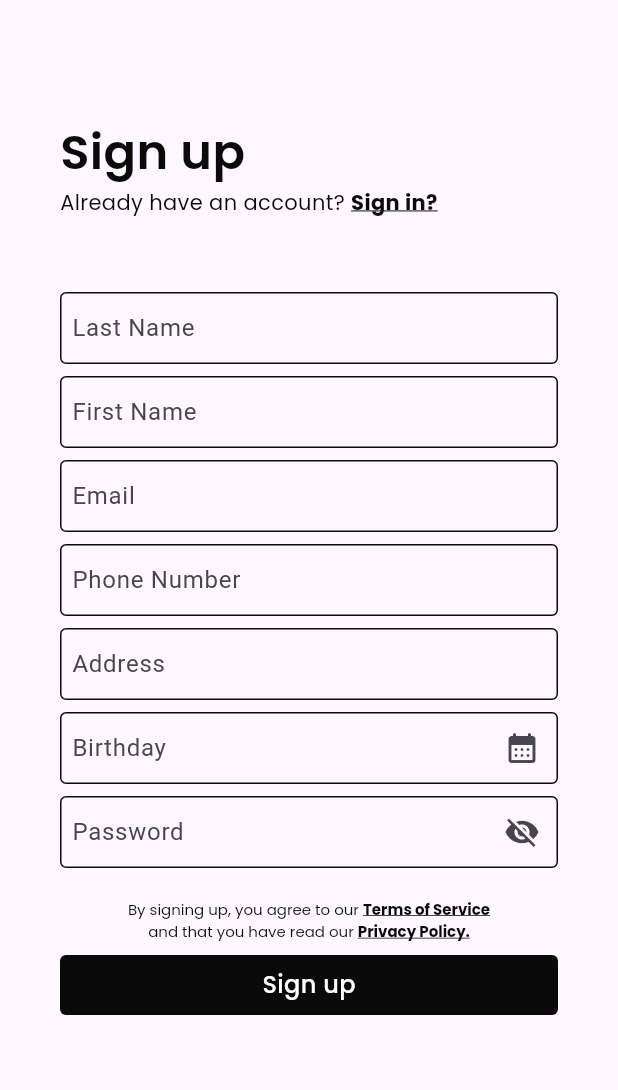
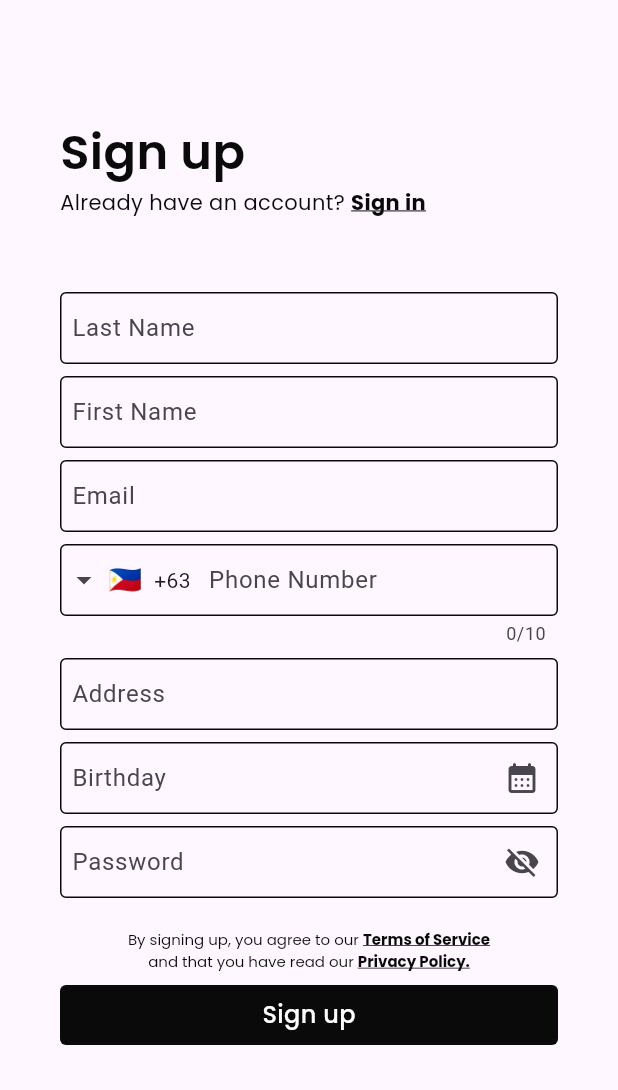
Before and after one commit to KapOllie/AdditionHills, a Flutter app: the SignupPage screen opened directly, on a phone screen of 412 x 824 dp, the part 146-1236 px from its top. Run offline on Flutter 3.47's test engine with Material 3 defaults, Android fonts, the phone set to English and light mode, and no system bars; drawn by our look-alikes of intl_phone_field; our stand-ins replace google_fonts.

Commit message:
4th Commit

```diff
--- /dev/null
+++ b/lib/controllers/controllers.dart
@@ -0,0 +1,14 @@
+import 'package:flutter/material.dart';
+
+class SignupControllers {
+  static var lastNameController = TextEditingController();
+  static final TextEditingController firstNameController =
+      TextEditingController();
+  static final TextEditingController emailController = TextEditingController();
+  static final TextEditingController phoneNumberController =
+      TextEditingController();
+  static final TextEditingController addressController =
+      TextEditingController();
+  static final TextEditingController birthdayController =
+      TextEditingController();
+}
--- a/lib/pages/signup_page.dart
+++ b/lib/pages/signup_page.dart
@@ -1,8 +1,11 @@
+import 'package:flutter/cupertino.dart';
+import 'package:flutter/material.dart';
+import 'package:flutter_addition_hills/utils/exports.dart';
+import 'package:intl_phone_field/intl_phone_field.dart';
+import 'package:google_fonts/google_fonts.dart';
 import 'package:flutter/gestures.dart';
-import 'package:flutter/material.dart';
-import 'package:flutter_addition_hills/user_side/sign_up/components/password_textfield.dart';
-import 'package:flutter_addition_hills/user_side/sign_up/components/without_icon_textfield.dart';
-import 'package:google_fonts/google_fonts.dart';
+
+final _formKey = GlobalKey<FormState>();
 
 class SignupPage extends StatefulWidget {
   const SignupPage({super.key});
@@ -11,11 +14,50 @@ class SignupPage extends StatefulWidget {
   State<SignupPage> createState() => _SignupPageState();
 }
 
-void onPressed() {
-  debugPrint('Calendar');
+class _SignupPageState extends State<SignupPage> {
+  String? _fname = '';
+  TextEditingController _myController = TextEditingController();
+  TextEditingController _myPhoneController = TextEditingController();
+  TextEditingController _dobController = TextEditingController();
+
+  @override
+  void dispose() {
+    _myController.dispose();
+    _dobController.dispose(); // Dispose of the date of birth controller
+    super.dispose();
   }
 
-class _SignupPageState extends State<SignupPage> {
+  void _showDatePicker() {
+    showCupertinoModalPopup(
+      context: context,
+      builder: (context) => CupertinoActionSheet(
+        title: const Text('Select your birthday'),
+        actions: <Widget>[
+          SizedBox(
+            height: 200,
+            child: CupertinoDatePicker(
+              mode: CupertinoDatePickerMode.date,
+              onDateTimeChanged: (DateTime newDateTime) {
+                setState(() {
+                  _dobController.text = newDateTime
+                      .toLocal()
+                      .toString()
+                      .split(' ')[0]; // Format as YYYY-MM-DD
+                });
+              },
+            ),
+          ),
+        ],
+        cancelButton: CupertinoActionSheetAction(
+          child: const Text('Cancel'),
+          onPressed: () {
+            Navigator.pop(context);
+          },
+        ),
+      ),
+    );
+  }
+
   @override
   Widget build(BuildContext context) {
     return Scaffold(
@@ -28,7 +70,6 @@ class _SignupPageState extends State<SignupPage> {
                 alignment: Alignment.center,
                 height: 80,
                 width: double.infinity,
-                // color: Colors.amberAccent,
                 child: Text(
                   textAlign: TextAlign.center,
                   'Logo Name',
@@ -40,10 +81,9 @@ class _SignupPageState extends State<SignupPage> {
                   )),
                 ),
               ),
-              const SizedBox(height: 56),
+              SizedBox(height: 56),
               Container(
                 padding: const EdgeInsets.symmetric(horizontal: 16),
-                // color: Colors.amber.shade200,
                 height: 100,
                 width: double.infinity,
                 child: Column(
@@ -70,7 +110,7 @@ class _SignupPageState extends State<SignupPage> {
                               fontWeight: FontWeight.normal),
                         ),
                         TextSpan(
-                          text: 'Sign in?',
+                          text: 'Sign in',
                           style: GoogleFonts.poppins(
                               textStyle: const TextStyle(
                                   color: Color(0xff0a0a0a), fontSize: 14),
@@ -78,7 +118,7 @@ class _SignupPageState extends State<SignupPage> {
                               decoration: TextDecoration.underline),
                           recognizer: TapGestureRecognizer()
                             ..onTap = () {
-                              // Navigate to Sign in Page
+                              Navigator.pushNamed(context, '/loginPage');
                             },
                         ),
                       ])),
@@ -92,35 +132,76 @@ class _SignupPageState extends State<SignupPage> {
               Container(
                 padding:
                     const EdgeInsets.symmetric(horizontal: 16, vertical: 8),
-                // color: Colors.amberAccent,
                 height: 600,
                 child: Form(
+                    key: _formKey,
                     child: Column(
                       children: [
-                    const WithoutIconTextfield(
+                        WithoutIconTextfield(
                           hintText: 'Last Name',
                           labelText: 'Last Name',
+                          controller: _myController,
+                          validator: (val) {
+                            if (val != null && !val.isValidName) {
+                              return "Enter a valid last name";
+                            }
+                            return null;
+                          },
                         ),
-                    const WithoutIconTextfield(
+                        WithoutIconTextfield(
                           hintText: 'First Name',
                           labelText: 'First Name',
+                          controller: SignupControllers.firstNameController,
+                          validator: (val) {
+                            if (val != null && !val.isValidName) {
+                              return "Enter a valid first name";
+                            }
+                            return null;
+                          },
                         ),
-                    const WithoutIconTextfield(
+                        WithoutIconTextfield(
                           hintText: 'Email',
                           labelText: 'Email',
+                          controller: SignupControllers.emailController,
+                          validator: (val) {
+                            if (val != null && !val.isValidEmail) {
+                              return "Enter a valid email";
+                            }
+                            return null;
+                          },
                         ),
-                    const WithoutIconTextfield(
-                      hintText: 'Phone Number',
+                        Container(
+                          margin: const EdgeInsets.symmetric(vertical: 4),
+                          child: IntlPhoneField(
+                            decoration: const InputDecoration(
                               labelText: 'Phone Number',
+                              focusedBorder: OutlineInputBorder(
+                                  borderSide: BorderSide(
+                                      color: Color(0xff0a0a0a), width: 1.5)),
+                              border: OutlineInputBorder(),
+                              contentPadding: EdgeInsets.symmetric(
+                                  horizontal: 4, vertical: 10),
+                              enabledBorder: OutlineInputBorder(
+                                  borderSide: BorderSide(
+                                      color: Color(0xff0a0a0a), width: 1)),
                             ),
-                    const WithoutIconTextfield(
+                            initialCountryCode: 'PH',
+                            onChanged: (phone) {
+                              print(phone.completeNumber);
+                            },
+                          ),
+                        ),
+                        WithoutIconTextfield(
                           hintText: 'Barangay/City/Province',
                           labelText: 'Address',
+                          controller: SignupControllers.addressController,
                         ),
                         Container(
                           margin: const EdgeInsets.symmetric(vertical: 4),
                           child: TextFormField(
-                        decoration: const InputDecoration(
+                            controller: _dobController,
+                            readOnly: true,
+                            decoration: InputDecoration(
                                 hintText: 'Birthday',
                                 labelText: 'Birthday',
                                 focusedBorder: OutlineInputBorder(
@@ -133,9 +214,8 @@ class _SignupPageState extends State<SignupPage> {
                                     borderSide: BorderSide(
                                         color: Color(0xff0a0a0a), width: 1)),
                                 suffixIcon: InkWell(
-                              child: IconButton(
-                                  onPressed: onPressed,
-                                  icon: Icon(Icons.calendar_month_rounded)),
+                                  onTap: _showDatePicker,
+                                  child: Icon(Icons.calendar_month_rounded),
                                 )),
                           ),
                         ),
@@ -160,7 +240,8 @@ class _SignupPageState extends State<SignupPage> {
                                             color: Color(0xff0a0a0a),
                                             fontSize: 10,
                                             fontWeight: FontWeight.bold,
-                                        decoration: TextDecoration.underline))),
+                                            decoration:
+                                                TextDecoration.underline))),
                                 TextSpan(
                                     text: '\nand that you have read our ',
                                     style: GoogleFonts.poppins(
@@ -176,24 +257,32 @@ class _SignupPageState extends State<SignupPage> {
                                             color: Color(0xff0a0a0a),
                                             fontSize: 10,
                                             fontWeight: FontWeight.bold,
-                                        decoration: TextDecoration.underline)))
+                                            decoration:
+                                                TextDecoration.underline)))
                               ])),
                         ),
-                    Container(
+                        InkWell(
+                          onTap: () {
+                            _formKey.currentState!.validate();
+                            // Make sure _fname is not null
+                          },
+                          child: Container(
                             margin: const EdgeInsets.symmetric(vertical: 4),
                             height: 40,
                             alignment: Alignment.center,
                             width: double.infinity,
                             decoration: const BoxDecoration(
                                 color: Color(0xff0a0a0a),
-                          borderRadius: BorderRadius.all(Radius.circular(4))),
+                                borderRadius:
+                                    BorderRadius.all(Radius.circular(4))),
                             child: Text(
                               'Sign up',
                               style: GoogleFonts.poppins(
                                   textStyle: const TextStyle(
                                       fontSize: 16,
-                                color: Color(0xfffffffff),
+                                      color: Color(0xffffffff),
                                       fontWeight: FontWeight.w500)),
+                            ),
                           ),
                         )
                       ],
--- a/lib/user_side/sign_up/components/without_icon_textfield.dart
+++ b/lib/user_side/sign_up/components/without_icon_textfield.dart
@@ -1,22 +1,24 @@
 import 'package:flutter/material.dart';
 
 class WithoutIconTextfield extends StatelessWidget {
-  const WithoutIconTextfield({
-    super.key,
-    required this.hintText,
-    required this.labelText,
-    this.initialValue,
-  });
+  const WithoutIconTextfield(
+      {super.key,
+      required this.hintText,
+      required this.labelText,
+      this.controller,
+      this.validator});
+
+  final String? Function(String?)? validator;
   final String hintText;
   final String labelText;
-  final String? initialValue;
+  final TextEditingController? controller;
 
   @override
   Widget build(BuildContext context) {
     return Container(
       margin: const EdgeInsets.symmetric(vertical: 4),
       child: TextFormField(
-        initialValue: initialValue,
+        controller: controller,
         decoration: InputDecoration(
             hintText: hintText,
             labelText: labelText,
@@ -27,6 +29,7 @@ class WithoutIconTextfield extends StatelessWidget {
                 const EdgeInsets.symmetric(horizontal: 4, vertical: 10),
             enabledBorder: const OutlineInputBorder(
                 borderSide: BorderSide(color: Color(0xff0a0a0a), width: 1))),
+        validator: validator,
       ),
     );
   }
--- a/pubspec.yaml
+++ b/pubspec.yaml
@@ -37,6 +37,7 @@ dependencies:
   cupertino_icons: ^1.0.6
   google_fonts: ^6.1.0
   intl: ^0.19.0
+  intl_phone_field:
 
 dev_dependencies:
   flutter_test:
```
Also changed, not shown: lib/components/round_container.dart (deleted, +0 -27 lines), lib/dashboard/component/add_new.dart (added, +47 -0 lines), lib/main.dart (+7 -12 lines), lib/pages/login_page.dart (+7 -3 lines), lib/utils/exports.dart (added, +17 -0 lines), lib/utils/extensions.dart (added, +16 -0 lines), pubspec.lock. Lines whose indentation alone changed are shown as unchanged.
